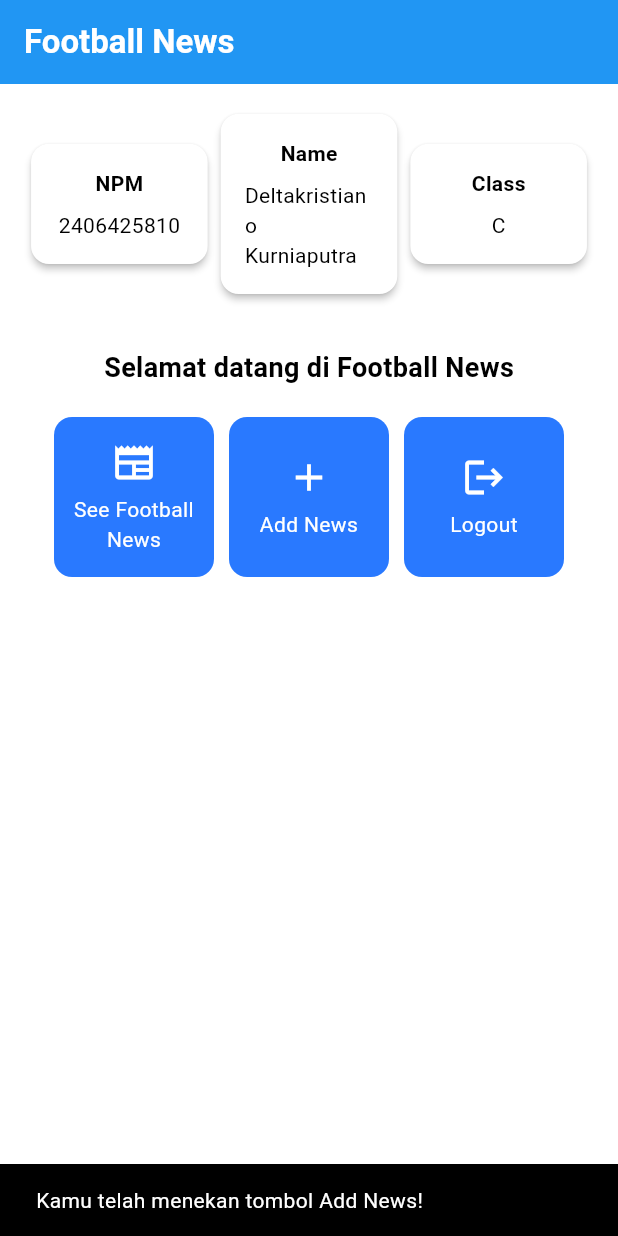
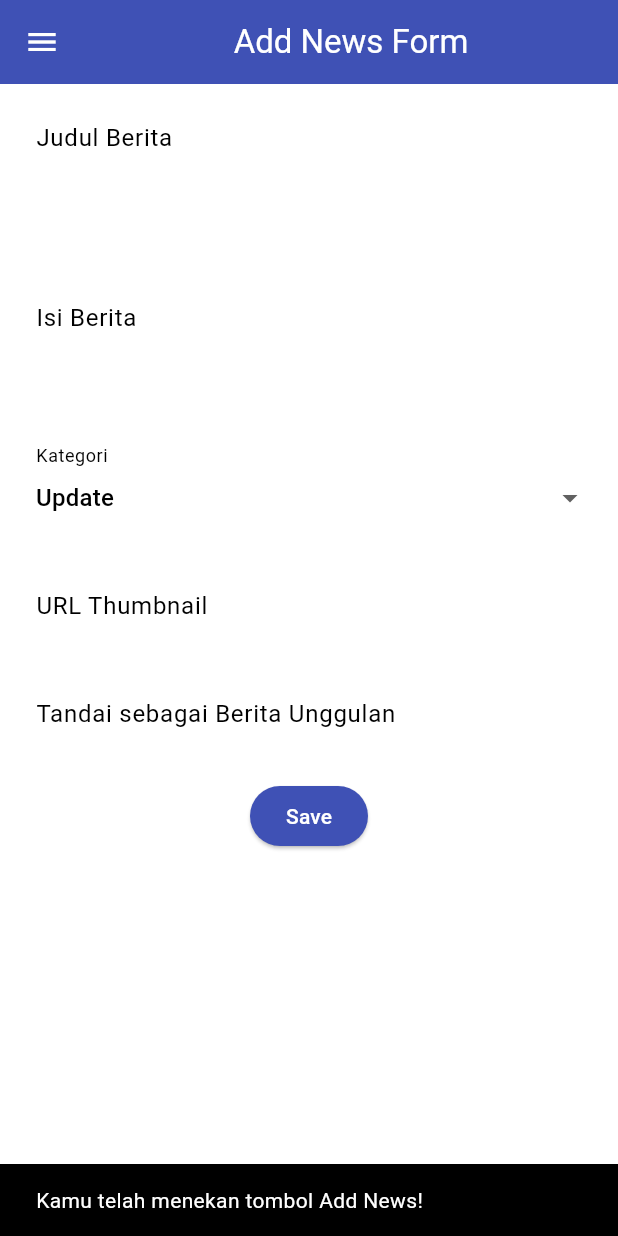
Before and after one commit to Delta-K-rist/football-news-mobile, a Flutter app: the screen it shows after launch, after a tap on "Add News", on a phone screen of 412 x 824 dp. Run offline on Flutter 3.47's test engine with Material 3 defaults, Android fonts, the phone set to English and light mode, and no system bars.

Commit message:
tutorial 7

```diff
--- a/lib/menu.dart
+++ /dev/null
@@ -1,190 +0,0 @@
-import 'package:flutter/material.dart';
-
-class MyHomePage extends StatelessWidget {
-    MyHomePage({super.key});
-
-    final String nama = "Deltakristiano Kurniaputra"; //nama
-    final String npm = "2406425810"; //npm
-    final String kelas = "C";
-
-     final List<ItemHomepage> items = [
-        ItemHomepage("See Football News", Icons.newspaper),
-        ItemHomepage("Add News", Icons.add),
-        ItemHomepage("Logout", Icons.logout),
-      ];
-
-    @override
-        Widget build(BuildContext context) {
-        // Scaffold menyediakan struktur dasar halaman dengan AppBar dan body.
-        return Scaffold(
-          // AppBar adalah bagian atas halaman yang menampilkan judul.
-          appBar: AppBar(
-            // Judul aplikasi "Football News" dengan teks putih dan tebal.
-            title: const Text(
-              'Football News',
-              style: TextStyle(
-                color: Colors.white,
-                fontWeight: FontWeight.bold,
-              ),
-            ),
-            // Warna latar belakang AppBar diambil dari skema warna tema aplikasi.
-            backgroundColor: Theme.of(context).colorScheme.primary,
-          ),
-          // Body halaman dengan padding di sekelilingnya.
-          body: Padding(
-            padding: const EdgeInsets.all(16.0),
-            // Menyusun widget secara vertikal dalam sebuah kolom.
-            child: Column(
-              crossAxisAlignment: CrossAxisAlignment.center,
-              children: [
-                // Row untuk menampilkan 3 InfoCard secara horizontal.
-                Row(
-                  mainAxisAlignment: MainAxisAlignment.spaceEvenly,
-                  children: [
-                    InfoCard(title: 'NPM', content: npm),
-                    InfoCard(title: 'Name', content: nama),
-                    InfoCard(title: 'Class', content: kelas),
-                  ],
-                ),
-
-                // Memberikan jarak vertikal 16 unit.
-                const SizedBox(height: 16.0),
-
-                // Menempatkan widget berikutnya di tengah halaman.
-                Center(
-                  child: Column(
-                    // Menyusun teks dan grid item secara vertikal.
-
-                    children: [
-                      // Menampilkan teks sambutan dengan gaya tebal dan ukuran 18.
-                      const Padding(
-                        padding: EdgeInsets.only(top: 16.0),
-                        child: Text(
-                          'Selamat datang di Football News',
-                          style: TextStyle(
-                            fontWeight: FontWeight.bold,
-                            fontSize: 18.0,
-                          ),
-                        ),
-                      ),
-
-                      // Grid untuk menampilkan ItemCard dalam bentuk grid 3 kolom.
-                      GridView.count(
-                        primary: true,
-                        padding: const EdgeInsets.all(20),
-                        crossAxisSpacing: 10,
-                        mainAxisSpacing: 10,
-                        crossAxisCount: 3,
-                        // Agar grid menyesuaikan tinggi kontennya.
-                        shrinkWrap: true,
-
-                        // Menampilkan ItemCard untuk setiap item dalam list items.
-                        children: items.map((ItemHomepage item) {
-                          return ItemCard(item);
-                        }).toList(),
-                      ),
-                    ],
-                  ),
-                ),
-              ],
-            ),
-          ),
-        );
-    }
-}
-
-
-
-class InfoCard extends StatelessWidget {
-  // Kartu informasi yang menampilkan title dan content.
-
-  final String title;  // Judul kartu.
-  final String content;  // Isi kartu.
-
-  const InfoCard({super.key, required this.title, required this.content});
-
-  @override
-  Widget build(BuildContext context) {
-    return Card(
-      // Membuat kotak kartu dengan bayangan dibawahnya.
-      elevation: 2.0,
-      child: Container(
-        // Mengatur ukuran dan jarak di dalam kartu.
-        width: MediaQuery.of(context).size.width / 3.5, // menyesuaikan dengan lebar device yang digunakan.
-        padding: const EdgeInsets.all(16.0),
-        // Menyusun title dan content secara vertikal.
-        child: Column(
-          children: [
-            Text(
-              title,
-              style: const TextStyle(fontWeight: FontWeight.bold),
-            ),
-            const SizedBox(height: 8.0),
-            Text(content),
-          ],
-        ),
-      ),
-    );
-  }
-}
-
-class ItemHomepage {
- final String name;
- final IconData icon;
-
- ItemHomepage(this.name, this.icon);
-}
-
-class ItemCard extends StatelessWidget {
-  // Menampilkan kartu dengan ikon dan nama.
-
-  final ItemHomepage item;
-
-  const ItemCard(this.item, {super.key});
-
-  @override
-  Widget build(BuildContext context) {
-    return Material(
-      // Menentukan warna latar belakang dari tema aplikasi.
-      color: Theme.of(context).colorScheme.secondary,
-      // Membuat sudut kartu melengkung.
-      borderRadius: BorderRadius.circular(12),
-
-      child: InkWell(
-        // Aksi ketika kartu ditekan.
-        onTap: () {
-          // Menampilkan pesan SnackBar saat kartu ditekan.
-          ScaffoldMessenger.of(context)
-            ..hideCurrentSnackBar()
-            ..showSnackBar(
-              SnackBar(content: Text("Kamu telah menekan tombol ${item.name}!"))
-            );
-        },
-        // Container untuk menyimpan Icon dan Text
-        child: Container(
-          padding: const EdgeInsets.all(8),
-          child: Center(
-            child: Column(
-              // Menyusun ikon dan teks di tengah kartu.
-              mainAxisAlignment: MainAxisAlignment.center,
-              children: [
-                Icon(
-                  item.icon,
-                  color: Colors.white,
-                  size: 30.0,
-                ),
-                const Padding(padding: EdgeInsets.all(3)),
-                Text(
-                  item.name,
-                  textAlign: TextAlign.center,
-                  style: const TextStyle(color: Colors.white),
-                ),
-              ],
-            ),
-          ),
-        ),
-      ),
-    );
-  }
-
-}
--- /dev/null
+++ b/lib/screens/menu.dart
@@ -0,0 +1,132 @@
+import 'package:flutter/material.dart';
+import 'package:football_news/widgets/left_drawer.dart';
+import 'package:football_news/widgets/news_card.dart';
+
+class MyHomePage extends StatelessWidget {
+  MyHomePage({super.key});
+
+  final String nama = "Deltakristiano Kurniaputra"; //nama
+  final String npm = "2406425810"; //npm
+  final String kelas = "C";
+
+  final List<ItemHomepage> items = [
+    ItemHomepage("See Football News", Icons.newspaper),
+    ItemHomepage("Add News", Icons.add),
+    ItemHomepage("Logout", Icons.logout),
+  ];
+
+  @override
+  Widget build(BuildContext context) {
+    // Scaffold menyediakan struktur dasar halaman dengan AppBar dan body.
+    return Scaffold(
+      // AppBar adalah bagian atas halaman yang menampilkan judul.
+      appBar: AppBar(
+        // Judul aplikasi "Football News" dengan teks putih dan tebal.
+        title: const Text(
+          'Football News',
+          style: TextStyle(color: Colors.white, fontWeight: FontWeight.bold),
+        ),
+        // Warna latar belakang AppBar diambil dari skema warna tema aplikasi.
+        backgroundColor: Theme.of(context).colorScheme.primary,
+      ),
+      drawer: LeftDrawer(),
+      // Body halaman dengan padding di sekelilingnya.
+      body: Padding(
+        padding: const EdgeInsets.all(16.0),
+        // Menyusun widget secara vertikal dalam sebuah kolom.
+        child: Column(
+          crossAxisAlignment: CrossAxisAlignment.center,
+          children: [
+            // Row untuk menampilkan 3 InfoCard secara horizontal.
+            Row(
+              mainAxisAlignment: MainAxisAlignment.spaceEvenly,
+              children: [
+                InfoCard(title: 'NPM', content: npm),
+                InfoCard(title: 'Name', content: nama),
+                InfoCard(title: 'Class', content: kelas),
+              ],
+            ),
+
+            // Memberikan jarak vertikal 16 unit.
+            const SizedBox(height: 16.0),
+
+            // Menempatkan widget berikutnya di tengah halaman.
+            Center(
+              child: Column(
+                // Menyusun teks dan grid item secara vertikal.
+                children: [
+                  // Menampilkan teks sambutan dengan gaya tebal dan ukuran 18.
+                  const Padding(
+                    padding: EdgeInsets.only(top: 16.0),
+                    child: Text(
+                      'Selamat datang di Football News',
+                      style: TextStyle(
+                        fontWeight: FontWeight.bold,
+                        fontSize: 18.0,
+                      ),
+                    ),
+                  ),
+
+                  // Grid untuk menampilkan ItemCard dalam bentuk grid 3 kolom.
+                  GridView.count(
+                    primary: true,
+                    padding: const EdgeInsets.all(20),
+                    crossAxisSpacing: 10,
+                    mainAxisSpacing: 10,
+                    crossAxisCount: 3,
+                    // Agar grid menyesuaikan tinggi kontennya.
+                    shrinkWrap: true,
+
+                    // Menampilkan ItemCard untuk setiap item dalam list items.
+                    children: items.map((ItemHomepage item) {
+                      return ItemCard(item);
+                    }).toList(),
+                  ),
+                ],
+              ),
+            ),
+          ],
+        ),
+      ),
+    );
+  }
+}
+
+class InfoCard extends StatelessWidget {
+  // Kartu informasi yang menampilkan title dan content.
+
+  final String title; // Judul kartu.
+  final String content; // Isi kartu.
+
+  const InfoCard({super.key, required this.title, required this.content});
+
+  @override
+  Widget build(BuildContext context) {
+    return Card(
+      // Membuat kotak kartu dengan bayangan dibawahnya.
+      elevation: 2.0,
+      child: Container(
+        // Mengatur ukuran dan jarak di dalam kartu.
+        width:
+            MediaQuery.of(context).size.width /
+            3.5, // menyesuaikan dengan lebar device yang digunakan.
+        padding: const EdgeInsets.all(16.0),
+        // Menyusun title dan content secara vertikal.
+        child: Column(
+          children: [
+            Text(title, style: const TextStyle(fontWeight: FontWeight.bold)),
+            const SizedBox(height: 8.0),
+            Text(content),
+          ],
+        ),
+      ),
+    );
+  }
+}
+
+class ItemHomepage {
+  final String name;
+  final IconData icon;
+
+  ItemHomepage(this.name, this.icon);
+}
--- /dev/null
+++ b/lib/screens/newslist_form.dart
@@ -0,0 +1,211 @@
+import 'package:flutter/material.dart';
+import 'package:football_news/widgets/left_drawer.dart';
+
+class NewsFormPage extends StatefulWidget {
+  const NewsFormPage({super.key});
+
+  @override
+  State<NewsFormPage> createState() => _NewsFormPageState();
+}
+
+class _NewsFormPageState extends State<NewsFormPage> {
+  final _formKey = GlobalKey<FormState>();
+  String _title = "";
+  String _content = "";
+  String _category = "update"; // default
+  String _thumbnail = "";
+  bool _isFeatured = false; // default
+
+  final List<String> _categories = [
+    'transfer',
+    'update',
+    'exclusive',
+    'match',
+    'rumor',
+    'analysis',
+  ];
+
+  @override
+  Widget build(BuildContext context) {
+    return Scaffold(
+      appBar: AppBar(
+        title: const Center(child: Text('Add News Form')),
+        backgroundColor: Colors.indigo,
+        foregroundColor: Colors.white,
+      ),
+      drawer: LeftDrawer(),
+      body: Form(
+        key: _formKey,
+        child: SingleChildScrollView(
+          child: Column(
+            crossAxisAlignment: CrossAxisAlignment.start,
+            children: [
+              // === Title ===
+              Padding(
+                padding: const EdgeInsets.all(8.0),
+                child: TextFormField(
+                  decoration: InputDecoration(
+                    hintText: "Judul Berita",
+                    labelText: "Judul Berita",
+                    border: OutlineInputBorder(
+                      borderRadius: BorderRadius.circular(5.0),
+                    ),
+                  ),
+                  onChanged: (String? value) {
+                    setState(() {
+                      _title = value!;
+                    });
+                  },
+                  validator: (String? value) {
+                    if (value == null || value.isEmpty) {
+                      return "Judul tidak boleh kosong!";
+                    }
+                    return null;
+                  },
+                ),
+              ),
+
+              // === Content ===
+              Padding(
+                padding: const EdgeInsets.all(8.0),
+                child: TextFormField(
+                  maxLines: 5,
+                  decoration: InputDecoration(
+                    hintText: "Isi Berita",
+                    labelText: "Isi Berita",
+                    border: OutlineInputBorder(
+                      borderRadius: BorderRadius.circular(5.0),
+                    ),
+                  ),
+                  onChanged: (String? value) {
+                    setState(() {
+                      _content = value!;
+                    });
+                  },
+                  validator: (String? value) {
+                    if (value == null || value.isEmpty) {
+                      return "Isi berita tidak boleh kosong!";
+                    }
+                    return null;
+                  },
+                ),
+              ),
+
+              // === Category ===
+              Padding(
+                padding: const EdgeInsets.all(8.0),
+                child: DropdownButtonFormField<String>(
+                  decoration: InputDecoration(
+                    labelText: "Kategori",
+                    border: OutlineInputBorder(
+                      borderRadius: BorderRadius.circular(5.0),
+                    ),
+                  ),
+                  value: _category,
+                  items: _categories
+                      .map(
+                        (cat) => DropdownMenuItem(
+                          value: cat,
+                          child: Text(cat[0].toUpperCase() + cat.substring(1)),
+                        ),
+                      )
+                      .toList(),
+                  onChanged: (String? newValue) {
+                    setState(() {
+                      _category = newValue!;
+                    });
+                  },
+                ),
+              ),
+
+              // === Thumbnail URL ===
+              Padding(
+                padding: const EdgeInsets.all(8.0),
+                child: TextFormField(
+                  decoration: InputDecoration(
+                    hintText: "URL Thumbnail (opsional)",
+                    labelText: "URL Thumbnail",
+                    border: OutlineInputBorder(
+                      borderRadius: BorderRadius.circular(5.0),
+                    ),
+                  ),
+                  onChanged: (String? value) {
+                    setState(() {
+                      _thumbnail = value!;
+                    });
+                  },
+                ),
+              ),
+
+              // === Is Featured ===
+              Padding(
+                padding: const EdgeInsets.all(8.0),
+                child: SwitchListTile(
+                  title: const Text("Tandai sebagai Berita Unggulan"),
+                  value: _isFeatured,
+                  onChanged: (bool value) {
+                    setState(() {
+                      _isFeatured = value;
+                    });
+                  },
+                ),
+              ),
+
+              // === Tombol Simpan ===
+              Align(
+                alignment: Alignment.bottomCenter,
+                child: Padding(
+                  padding: const EdgeInsets.all(8.0),
+                  child: ElevatedButton(
+                    style: ButtonStyle(
+                      backgroundColor: MaterialStateProperty.all(Colors.indigo),
+                    ),
+                    onPressed: () {
+                      if (_formKey.currentState!.validate()) {
+                        showDialog(
+                          context: context,
+                          builder: (context) {
+                            return AlertDialog(
+                              title: const Text('Produk berhasil tersimpan'),
+                              content: SingleChildScrollView(
+                                child: Column(
+                                  crossAxisAlignment: CrossAxisAlignment.start,
+                                  children: [
+                                    Text('Judul: $_title'),
+                                    Text('Isi: $_content'),
+                                    Text('Kategori: $_category'),
+                                    Text('Thumbnail: $_thumbnail'),
+                                    Text(
+                                      'Unggulan: ${_isFeatured ? "Ya" : "Tidak"}',
+                                    ),
+                                  ],
+                                ),
+                              ),
+                              actions: [
+                                TextButton(
+                                  child: const Text('OK'),
+                                  onPressed: () {
+                                    Navigator.pop(context);
+                                    _formKey.currentState!.reset();
+                                  },
+                                ),
+                              ],
+                            );
+                          },
+                        );
+                      }
+                    },
+                    child: const Text(
+                      "Save",
+                      style: TextStyle(color: Colors.white),
+                    ),
+                  ),
+                ),
+              ),
+            ],
+          ),
+        ),
+      ),
+    );
+  }
+}
--- /dev/null
+++ b/lib/widgets/left_drawer.dart
@@ -0,0 +1,67 @@
+import 'package:flutter/material.dart';
+import 'package:football_news/screens/menu.dart';
+import 'package:football_news/screens/newslist_form.dart';
+
+class LeftDrawer extends StatelessWidget {
+  const LeftDrawer({super.key});
+
+  @override
+  Widget build(BuildContext context) {
+    return Drawer(
+      child: ListView(
+        children: [
+          const DrawerHeader(
+            decoration: BoxDecoration(color: Colors.blue),
+            child: Column(
+              children: [
+                Text(
+                  'Football News',
+                  textAlign: TextAlign.center,
+                  style: TextStyle(
+                    fontSize: 30,
+                    fontWeight: FontWeight.bold,
+                    color: Colors.white,
+                  ),
+                ),
+                Padding(padding: EdgeInsets.all(10)),
+                Text(
+                  "Seluruh berita sepak bola terkini di sini!",
+                  textAlign: TextAlign.center,
+                  style: TextStyle(
+                    color: Colors.white,
+                    fontSize: 15,
+                    fontWeight: FontWeight.normal,
+                  ),
+                ),
+              ],
+            ),
+          ),
+
+          ListTile(
+            leading: const Icon(Icons.home_outlined),
+            title: const Text('Home'),
+            // Bagian redirection ke MyHomePage
+            onTap: () {
+              Navigator.pushReplacement(
+                context,
+                MaterialPageRoute(builder: (context) => MyHomePage()),
+              );
+            },
+          ),
+
+          ListTile(
+            leading: const Icon(Icons.post_add),
+            title: const Text('Add News'),
+            // Bagian redirection ke NewsFormPage
+            onTap: () {
+              Navigator.push(
+                context,
+                MaterialPageRoute(builder: (context) => NewsFormPage()),
+              );
+            },
+          ),
+        ],
+      ),
+    );
+  }
+}
--- /dev/null
+++ b/lib/widgets/news_card.dart
@@ -0,0 +1,61 @@
+import 'package:flutter/material.dart';
+import 'package:football_news/screens/newslist_form.dart';
+import 'package:football_news/screens/menu.dart';
+
+class ItemCard extends StatelessWidget {
+  // Menampilkan kartu dengan ikon dan nama.
+
+  final ItemHomepage item;
+
+  const ItemCard(this.item, {super.key});
+
+  @override
+  Widget build(BuildContext context) {
+    return Material(
+      // Menentukan warna latar belakang dari tema aplikasi.
+      color: Theme.of(context).colorScheme.secondary,
+      // Membuat sudut kartu melengkung.
+      borderRadius: BorderRadius.circular(12),
+
+      child: InkWell(
+        // Aksi ketika kartu ditekan.
+        onTap: () {
+          // Menampilkan pesan SnackBar saat kartu ditekan.
+          ScaffoldMessenger.of(context)
+            ..hideCurrentSnackBar()
+            ..showSnackBar(
+              SnackBar(
+                content: Text("Kamu telah menekan tombol ${item.name}!"),
+              ),
+            );
+          if (item.name == "Add News") {
+            // Gunakan Navigator.push untuk melakukan navigasi ke MaterialPageRoute yang mencakup NewsFormPage.
+            Navigator.push(
+              context,
+              MaterialPageRoute(builder: (context) => NewsFormPage()),
+            );
+          }
+        },
+        // Container untuk menyimpan Icon dan Text
+        child: Container(
+          padding: const EdgeInsets.all(8),
+          child: Center(
+            child: Column(
+              // Menyusun ikon dan teks di tengah kartu.
+              mainAxisAlignment: MainAxisAlignment.center,
+              children: [
+                Icon(item.icon, color: Colors.white, size: 30.0),
+                const Padding(padding: EdgeInsets.all(3)),
+                Text(
+                  item.name,
+                  textAlign: TextAlign.center,
+                  style: const TextStyle(color: Colors.white),
+                ),
+              ],
+            ),
+          ),
+        ),
+      ),
+    );
+  }
+}
```
Also changed, not shown: lib/main.dart (+4 -3 lines).
